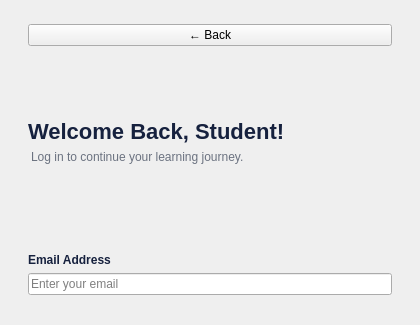
Before: the Qt Designer form student_login.ui in jasminein-pixel/Scholarsync, drawn with Qt 5; both pictures show x 0 to 420 and y 0 to 325 of the 420 by 720 pixel window.
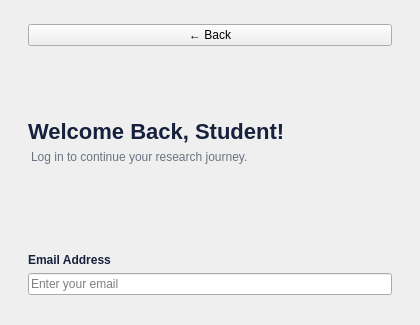
After: the same form once the commit is applied.

```diff
--- a/student_login.ui
+++ b/student_login.ui
@@ -39,7 +39,7 @@
    </item>
    <item>
     <widget class="QLabel" name="subtitleLabel">
-     <property name="text"><string>Log in to continue your learning journey.</string></property>
+     <property name="text"><string>Log in to continue your research journey.</string></property>
      <property name="wordWrap"><bool>true</bool></property>
      <property name="styleSheet"><string notr="true">font-size: 12px; color: #6b7280; margin-bottom: 16px;</string></property>
     </widget>
```
